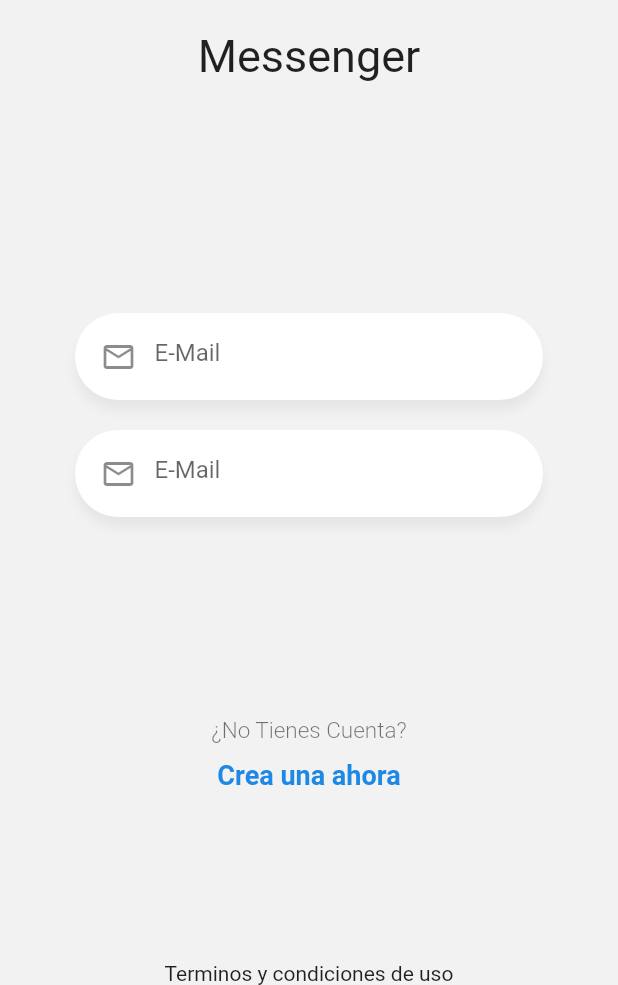
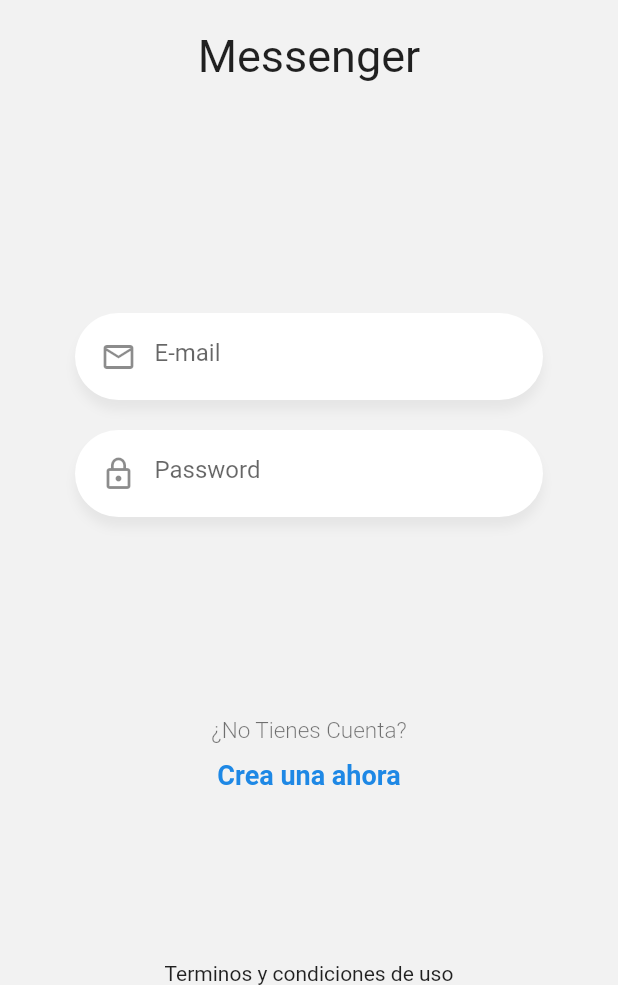
Before and after one commit to agusci21/chat_app, a Flutter app: the screen it shows after launch, on a phone screen of 412 x 824 dp, the part 251-1236 px from its top. Run offline on Flutter 3.47's test engine with Material 2 defaults, Android fonts, the phone set to English and light mode, and no system bars.

Commit message:
inputs parametrizados

```diff
--- a/lib/pages/login_page.dart
+++ b/lib/pages/login_page.dart
@@ -1,4 +1,6 @@
 import 'package:chat_app/widgets/custom_input_widget.dart';
+import 'package:chat_app/widgets/label_widget.dart';
+import 'package:chat_app/widgets/logo_widget.dart';
 import 'package:flutter/material.dart';
 
 
@@ -12,36 +14,14 @@ class LoadingPage extends StatelessWidget {
         child: Column(
           mainAxisAlignment: MainAxisAlignment.spaceBetween,
           children: [
-            _Logo(),
+            Logo(),
             _Form(),
-            _Labels(),
+            Labels(),
             Text('Terminos y condiciones de uso', style: TextStyle(fontWeight: FontWeight.w400),)
           ],
         ),
       )
    );
-  }
-}
-
-class _Logo extends StatelessWidget {
-
-  @override
-  Widget build(BuildContext context) {
-    return Center(
-      child: Container(
-        margin: EdgeInsets.only(top: 50),
-        width: 170,
-        child: Column(
-          children: [
-            Image(image: AssetImage('assets/tag-logo.png')),
-
-            SizedBox(height: 20,),
-
-            Text('Messenger',style: TextStyle(fontSize: 30),),
-          ],
-        ),
-      ),
-    );
   }
 }
 
@@ -54,6 +34,9 @@ class _Form extends StatefulWidget {
 
 class __FormState extends State<_Form> {
 
+  final emailCtrl = TextEditingController();
+  final passCtrl = TextEditingController();
+
   @override
   Widget build(BuildContext context) {
     return Container(
@@ -62,8 +45,19 @@ class __FormState extends State<_Form> {
       child: Column(
         children: [
 
-          CustomInput(),
-          CustomInput(),
+          CustomInput(
+            icon: Icons.mail_outline,
+            placeholder: 'E-mail',
+            keyboardType: TextInputType.emailAddress,
+            textController: emailCtrl,
+          ),
+
+          CustomInput(
+            icon: Icons.lock_outline,
+            placeholder: 'Password',
+            textController: passCtrl,
+            isPassword: true,
+          ),
 
         ],
       ),
@@ -71,19 +65,5 @@ class __FormState extends State<_Form> {
   }
 }
 
-class _Labels extends StatelessWidget {
-  const _Labels({Key? key}) : super(key: key);
 
-  @override
-  Widget build(BuildContext context) {
-    return Container(
-      child: Column(
-          children: [
-            Text('¿No Tienes Cuenta?', style: TextStyle(color: Colors.black54, fontSize: 15, fontWeight: FontWeight.w300)),
-            SizedBox(height: 10),
-            Text('Crea una ahora', style: TextStyle(color: Colors.blue[600], fontSize: 18, fontWeight: FontWeight.bold),)
-          ],
-      )
-    );
-  }
-}
+//Exportar logo y labels
--- a/lib/widgets/custom_input_widget.dart
+++ b/lib/widgets/custom_input_widget.dart
@@ -1,7 +1,21 @@
 import 'package:flutter/material.dart';
 
 class CustomInput extends StatelessWidget {
-  const CustomInput({Key? key}) : super(key: key);
+
+  final IconData icon;
+  final String placeholder;
+  final TextEditingController textController;
+  final TextInputType keyboardType;
+  final bool isPassword;
+
+  const CustomInput({
+    Key? key,
+    required this.icon,
+    required this.placeholder,
+    required this.textController,
+    this.keyboardType = TextInputType.text,
+    this.isPassword = false
+  }) : super(key: key);
 
   @override
   Widget build(BuildContext context) {
@@ -20,13 +34,15 @@ class CustomInput extends StatelessWidget {
               color: Colors.white
             ),
             child: TextField(
+              obscureText: isPassword,
+              controller: textController,
               autocorrect: false,
-              keyboardType: TextInputType.emailAddress,
+              keyboardType: keyboardType,
               decoration: InputDecoration(
-                prefixIcon: Icon(Icons.mail_outline),
+                prefixIcon: Icon(icon),
                 focusedBorder: InputBorder.none,
                 border: InputBorder.none,
-                hintText: 'E-Mail'
+                hintText: placeholder
               ),
             ),
     );
--- /dev/null
+++ b/lib/widgets/label_widget.dart
@@ -0,0 +1,18 @@
+import 'package:flutter/material.dart';
+
+class Labels extends StatelessWidget {
+  const Labels({Key? key}) : super(key: key);
+
+  @override
+  Widget build(BuildContext context) {
+    return Container(
+      child: Column(
+          children: [
+            Text('¿No Tienes Cuenta?', style: TextStyle(color: Colors.black54, fontSize: 15, fontWeight: FontWeight.w300)),
+            SizedBox(height: 10),
+            Text('Crea una ahora', style: TextStyle(color: Colors.blue[600], fontSize: 18, fontWeight: FontWeight.bold),)
+          ],
+      )
+    );
+  }
+}
--- /dev/null
+++ b/lib/widgets/logo_widget.dart
@@ -0,0 +1,23 @@
+import 'package:flutter/material.dart';
+
+class Logo extends StatelessWidget {
+
+  @override
+  Widget build(BuildContext context) {
+    return Center(
+      child: Container(
+        margin: EdgeInsets.only(top: 50),
+        width: 170,
+        child: Column(
+          children: [
+            Image(image: AssetImage('assets/tag-logo.png')),
+
+            SizedBox(height: 20,),
+
+            Text('Messenger',style: TextStyle(fontSize: 30),),
+          ],
+        ),
+      ),
+    );
+  }
+}
```
